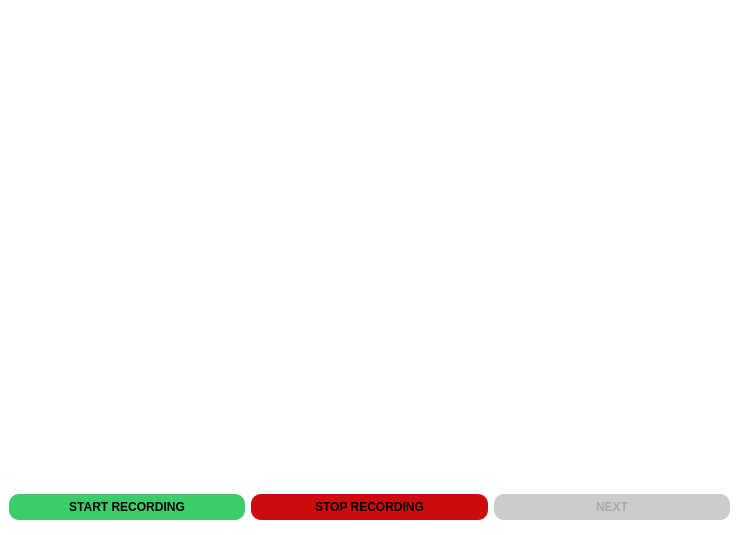
The window that gui.ui (MestreHq5/Collision-Study) describes before a commit, drawn with Qt 5.
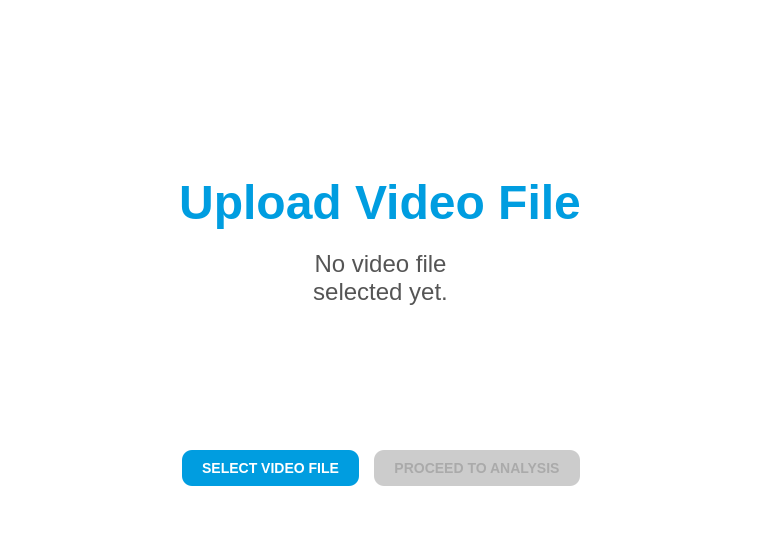
The same window after the commit. The open tabs and pages were chosen to show the change. Icons and pictures are not drawn.

Commit message: feat: Clean UI (missed commit)

```diff
--- a/gui.ui
+++ b/gui.ui
@@ -26,22 +26,7 @@
    <property name="styleSheet">
     <string notr="true">background-color: white; </string>
    </property>
-   <layout class="QVBoxLayout" name="verticalLayout_2">
-    <property name="spacing">
-     <number>0</number>
-    </property>
-    <property name="leftMargin">
-     <number>0</number>
-    </property>
-    <property name="topMargin">
-     <number>0</number>
-    </property>
-    <property name="rightMargin">
-     <number>0</number>
-    </property>
-    <property name="bottomMargin">
-     <number>0</number>
-    </property>
+            <layout class="QVBoxLayout" name="verticalLayout_9">
     <item>
      <widget class="QStackedWidget" name="stack">
       <property name="sizePolicy">
@@ -195,15 +180,8 @@
          <verstretch>0</verstretch>
         </sizepolicy>
        </property>
-       <widget class="QWidget" name="gridLayoutWidget">
-        <property name="geometry">
-         <rect>
-          <x>9</x>
-          <y>9</y>
-          <width>721</width>
-          <height>521</height>
-         </rect>
-        </property>
+                            <layout class="QVBoxLayout" name="verticalLayout_5">
+                                <item>
         <layout class="QGridLayout" name="gridLayout">
          <item row="2" column="0">
           <widget class="QLabel" name="disk_r_g">
@@ -447,87 +425,87 @@
           </widget>
          </item>
         </layout>
-       </widget>
+                                </item>
+                            </layout>
       </widget>
       <widget class="QWidget" name="Page_4">
-       <property name="sizePolicy">
-        <sizepolicy hsizetype="Expanding" vsizetype="Expanding">
-         <horstretch>0</horstretch>
-         <verstretch>0</verstretch>
-        </sizepolicy>
-       </property>
-       <widget class="QWidget" name="verticalLayoutWidget">
-        <property name="geometry">
-         <rect>
-          <x>9</x>
-          <y>9</y>
-          <width>721</width>
-          <height>521</height>
-         </rect>
-        </property>
-        <layout class="QVBoxLayout" name="verticalLayout_5">
-         <item>
-          <widget class="QLabel" name="videoLabel">
-           <property name="sizePolicy">
-            <sizepolicy hsizetype="Expanding" vsizetype="Expanding">
-             <horstretch>0</horstretch>
-             <verstretch>0</verstretch>
-            </sizepolicy>
-           </property>
-           <property name="styleSheet">
-            <string notr="true">background-color: white;</string>
-           </property>
-           <property name="text">
-            <string>&lt;html&gt;&lt;head/&gt;&lt;body&gt;&lt;p&gt;&lt;br/&gt;&lt;/p&gt;&lt;/body&gt;&lt;/html&gt;</string>
-           </property>
-          </widget>
-         </item>
-         <item>
-          <layout class="QHBoxLayout" name="horizontalLayout">
+                            <property name="enabled">
+                                <bool>true</bool>
+                            </property>
+                            <layout class="QVBoxLayout" name="verticalLayout_Page4">
+                                <property name="spacing">
+                                    <number>20</number>
+                                </property>
+                                <property name="leftMargin">
+                                    <number>30</number>
+                                </property>
+                                <property name="topMargin">
+                                    <number>40</number>
+                                </property>
+                                <property name="rightMargin">
+                                    <number>30</number>
+                                </property>
            <property name="bottomMargin">
-            <number>10</number>
-           </property>
-           <item>
-            <widget class="QPushButton" name="btnRecord">
-             <property name="styleSheet">
-              <string notr="true">QPushButton {
-    color: black;
-    background-color: #3dcc6a;
-	border-radius: 10px;
-    padding: 6px 12px;
-	font-weight: bold;
-}
-
-QPushButton:hover {
-    color: black;
-    background-color: #2e9950;  
-}
-
-QPushButton:pressed {
-    color: black;
-    background-color: #268043;  
-}
-
-QPushButton:disabled {
-    color: #aaaaaa;
-    background-color: #cccccc;
-}</string>
-             </property>
+                                    <number>40</number>
+                                </property>
+                                <item
+                                    alignment="Qt::AlignmentFlag::AlignHCenter|Qt::AlignmentFlag::AlignBottom">
+                                    <widget class="QLabel" name="title4">
+                                        <property name="text">
+                                            <string>
+                                                &lt;html&gt;&lt;head/&gt;&lt;body&gt;&lt;p
+                                                align=&quot;center&quot;&gt;&lt;span style=&quot;
+                                                font-size:36pt; font-weight:700;
+                                                color:#009de0;&quot;&gt;Upload Video
+                                                File&lt;/span&gt;&lt;/p&gt;&lt;/body&gt;&lt;/html&gt;</string>
+                                        </property>
+                                    </widget>
+                                </item>
+                                <item
+                                    alignment="Qt::AlignmentFlag::AlignHCenter|Qt::AlignmentFlag::AlignTop">
+                                    <widget class="QLabel" name="lblUploadStatus">
              <property name="text">
-              <string>START RECORDING</string>
-             </property>
+                                            <string>
+                                                &lt;html&gt;&lt;head/&gt;&lt;body&gt;&lt;p
+                                                align=&quot;center&quot;&gt;&lt;span style=&quot;
+                                                font-size:18pt; color:#555555;&quot;&gt;No video
+                                                file selected
+                                                yet.&lt;/span&gt;&lt;/p&gt;&lt;/body&gt;&lt;/html&gt;</string>
+                                        </property>
+                                        <property name="wordWrap">
+                                            <bool>true</bool>
+                                        </property>
             </widget>
            </item>
            <item>
-            <widget class="QPushButton" name="btnStop">
+                                    <layout class="QHBoxLayout" name="horizontalLayout_Page4Buttons">
+                                        <property name="spacing">
+                                            <number>15</number>
+                                        </property>
+                                        <item>
+                                            <spacer name="leftSpacer">
+                                                <property name="orientation">
+                                                    <enum>Qt::Orientation::Horizontal</enum>
+                                                </property>
+                                                <property name="sizeHint" stdset="0">
+                                                    <size>
+                                                        <width>40</width>
+                                                        <height>20</height>
+                                                    </size>
+                                                </property>
+                                            </spacer>
+                                        </item>
+                                        <item>
+                                            <widget class="QPushButton" name="btnSelectFile">
              <property name="styleSheet">
               <string notr="true">QPushButton {
-    color: black;
-    background-color: #cc0c0c;
-	border-radius: 10px;
-    padding: 6px 12px;
-	font-weight: bold;
-}
+                                                        color: white;
+                                                        background-color: #009de0;
+                                                        border-radius: 10px;
+                                                        padding: 10px 20px;
+                                                        font-weight: bold;
+                                                        font-size: 14px;
+                                                        }
 
 QPushButton:hover {
     color: black;
@@ -539,29 +517,30 @@
     background-color: #800808;  
 }
 
-QPushButton:disabled {
-    color: #aaaaaa;
-    background-color: #cccccc;
-}</string>
+                                                        QPushButton:disabled {
+                                                        color: #aaaaaa;
+                                                        background-color: #cccccc;
+                                                        }</string>
              </property>
              <property name="text">
-              <string>STOP RECORDING</string>
+                                                    <string>SELECT VIDEO FILE</string>
              </property>
             </widget>
            </item>
            <item>
-            <widget class="QPushButton" name="btnNext4">
+                                            <widget class="QPushButton" name="btnProceed">
              <property name="enabled">
               <bool>false</bool>
              </property>
              <property name="styleSheet">
               <string notr="true">QPushButton {
-    color: white;
-    background-color: #009de0;
-	border-radius: 10px;
-    padding: 6px 12px;
-	font-weight: bold;
-}
+                                                        color: white;
+                                                        background-color: #009de0;
+                                                        border-radius: 10px;
+                                                        padding: 10px 20px;
+                                                        font-weight: bold;
+                                                        font-size: 14px;
+                                                        }
 
 QPushButton:hover {
     color: white;
@@ -573,20 +552,32 @@
     background-color: #005f87;  
 }
 
-QPushButton:disabled {
-    color: #aaaaaa;
-    background-color: #cccccc;
-}</string>
+                                                        QPushButton:disabled {
+                                                        color: #aaaaaa;
+                                                        background-color: #cccccc;
+                                                        }</string>
              </property>
              <property name="text">
-              <string>NEXT</string>
+                                                    <string>PROCEED TO ANALYSIS</string>
              </property>
             </widget>
            </item>
+                                        <item>
+                                            <spacer name="rightSpacer">
+                                                <property name="orientation">
+                                                    <enum>Qt::Orientation::Horizontal</enum>
+                                                </property>
+                                                <property name="sizeHint" stdset="0">
+                                                    <size>
+                                                        <width>40</width>
+                                                        <height>20</height>
+                                                    </size>
+                                                </property>
+                                            </spacer>
+                                        </item>
           </layout>
          </item>
         </layout>
-       </widget>
       </widget>
       <widget class="QWidget" name="Page_5">
        <property name="sizePolicy">
@@ -759,15 +750,8 @@
        </widget>
       </widget>
       <widget class="QWidget" name="Page_6">
-       <widget class="QWidget" name="verticalLayoutWidget_3">
-        <property name="geometry">
-         <rect>
-          <x>10</x>
-          <y>0</y>
-          <width>731</width>
-          <height>521</height>
-         </rect>
-        </property>
+                            <layout class="QVBoxLayout" name="verticalLayout_2">
+                                <item>
         <layout class="QVBoxLayout" name="verticalLayout_7">
          <item alignment="Qt::AlignmentFlag::AlignBottom">
           <widget class="QLabel" name="title6">
@@ -822,9 +806,10 @@
           </widget>
          </item>
         </layout>
-       </widget>
-      </widget>
-     </widget>
+                                </item>
+                            </layout>
+                        </widget>
+                    </widget>
     </item>
    </layout>
   </widget>
```
Left out of the diff: 551 changed lines with no effect on the pictures. Lines whose indentation alone changed are shown as unchanged. The commit also changes 5 other files.
